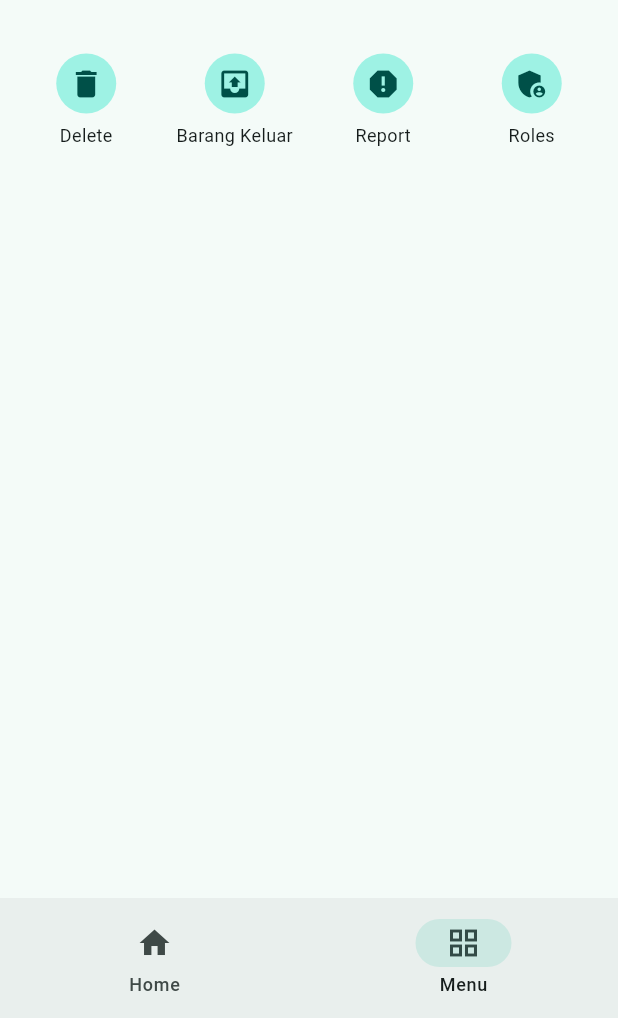
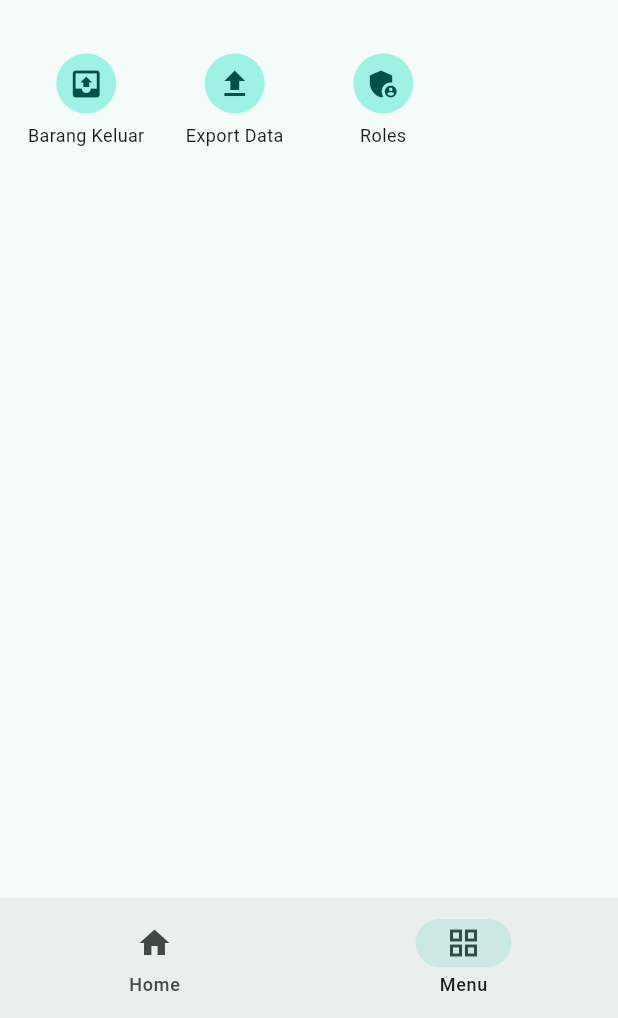
Before and after one commit to reginnath/inventoryApp_sigmaProject, a Flutter app: the screen it shows after launch, item 2 of the bottom bar chosen, on a phone screen of 412 x 824 dp, the part 218-1236 px from its top. Run offline on Flutter 3.47's test engine with Material 3 defaults, Android fonts, the phone set to English and light mode, and no system bars.

Commit message:
tambah fitur add label dan supplie datr

```diff
--- a/lib/src/models/sample_data.dart
+++ b/lib/src/models/sample_data.dart
@@ -1,11 +1,17 @@
 import 'stock_item.dart';
 import 'user_model.dart';
+import 'supplier_label_model.dart';
+import 'supplier_model.dart';
 
 class SampleDataService {
   final List<StockItem> items;
   final List<UserModel> users;
+  final List<SupplierLabel> supplierLabels;
+  final List<SupplierModel> suppliers;
 
-  SampleDataService({required this.items, required this.users});
+  SampleDataService({required this.items, required this.users, List<SupplierLabel>? supplierLabels, List<SupplierModel>? suppliers})
+      : supplierLabels = supplierLabels ?? [],
+        suppliers = suppliers ?? [];
 
   factory SampleDataService.sample() {
     final items = [
@@ -22,6 +28,27 @@ class SampleDataService {
     ];
 
     return SampleDataService(items: items, users: users);
+  }
+
+  // Supplier label management
+  List<SupplierLabel> getLabels() => supplierLabels;
+
+  void addLabel(String name) {
+    final id = 'L${(supplierLabels.length + 1).toString().padLeft(3, '0')}';
+    supplierLabels.add(SupplierLabel(id: id, name: name));
+  }
+
+  // Supplier management
+  List<SupplierModel> getSuppliersByLabel(String labelId) => suppliers.where((s) => s.labelId == labelId).toList();
+
+  String _nextSupplierId() {
+    final count = suppliers.length + 1;
+    return 'S${count.toString().padLeft(3, '0')}';
+  }
+
+  void addSupplier({required String name, String? address, String? contact, String? website, required String labelId}) {
+    final id = _nextSupplierId();
+    suppliers.add(SupplierModel(id: id, name: name, address: address, contact: contact, website: website, labelId: labelId));
   }
 
   Map<String, int> categoryDistributionPercent() {
--- /dev/null
+++ b/lib/src/models/supplier_label_model.dart
@@ -0,0 +1,6 @@
+class SupplierLabel {
+  final String id;
+  final String name;
+
+  SupplierLabel({required this.id, required this.name});
+}
--- /dev/null
+++ b/lib/src/models/supplier_model.dart
@@ -0,0 +1,10 @@
+class SupplierModel {
+  final String id;
+  final String name;
+  final String? address;
+  final String? contact;
+  final String? website;
+  final String labelId;
+
+  SupplierModel({required this.id, required this.name, this.address, this.contact, this.website, required this.labelId});
+}
--- a/lib/src/screens/menu_page.dart
+++ b/lib/src/screens/menu_page.dart
@@ -1,6 +1,7 @@
 import 'package:flutter/material.dart';
 import '../models/sample_data.dart';
 import '../widgets/icon_tile.dart';
+import 'supplier_labels_page.dart';
 
 class MenuPage extends StatelessWidget {
   final SampleDataService data;
@@ -14,9 +15,8 @@ class MenuPage extends StatelessWidget {
       _MenuTile(icon: Icons.store, label: 'Warehouse'),
       _MenuTile(icon: Icons.add_box, label: 'New Inventory'),
       _MenuTile(icon: Icons.add, label: 'Add Stock'),
-      _MenuTile(icon: Icons.delete, label: 'Delete'),
       _MenuTile(icon: Icons.outbox, label: 'Barang Keluar'),
-      _MenuTile(icon: Icons.report, label: 'Report'),
+      _MenuTile(icon: Icons.upload, label: 'Export Data'),
       _MenuTile(icon: Icons.admin_panel_settings, label: 'Roles'),
     ];
 
@@ -26,7 +26,16 @@ class MenuPage extends StatelessWidget {
         crossAxisCount: 4,
         mainAxisSpacing: 8,
         crossAxisSpacing: 8,
-        children: tiles.map((t) => IconTile(icon: t.icon, label: t.label)).toList(),
+        children: tiles.map((t) {
+          // Make Supplier navigable to supplier labels page
+          if (t.label == 'Supplier') {
+            return IconTile(icon: t.icon, label: t.label, onTap: () {
+              Navigator.of(context).push(MaterialPageRoute(builder: (_) => SupplierLabelsPage(data: data)));
+            });
+          }
+
+          return IconTile(icon: t.icon, label: t.label);
+        }).toList(),
       ),
     );
   }
--- a/lib/src/widgets/icon_tile.dart
+++ b/lib/src/widgets/icon_tile.dart
@@ -3,13 +3,14 @@ import 'package:flutter/material.dart';
 class IconTile extends StatelessWidget {
   final IconData icon;
   final String label;
+  final VoidCallback? onTap;
 
-  const IconTile({super.key, required this.icon, required this.label});
+  const IconTile({super.key, required this.icon, required this.label, this.onTap});
 
   @override
   Widget build(BuildContext context) {
     return GestureDetector(
-      onTap: () {
+      onTap: onTap ?? () {
         ScaffoldMessenger.of(context).showSnackBar(SnackBar(content: Text('Tapped $label')));
       },
       child: Column(
```
Also changed, not shown: lib/src/screens/supplier_labels_page.dart (added, +61 -0 lines), lib/src/screens/supplier_list_page.dart (added, +62 -0 lines), lib/src/widgets/label_card.dart (added, +26 -0 lines), lib/src/widgets/supplier_table.dart (added, +26 -0 lines).
